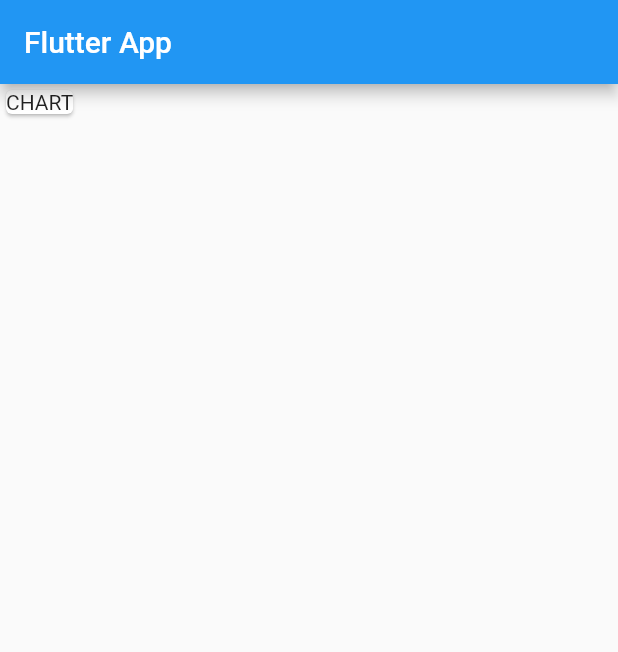
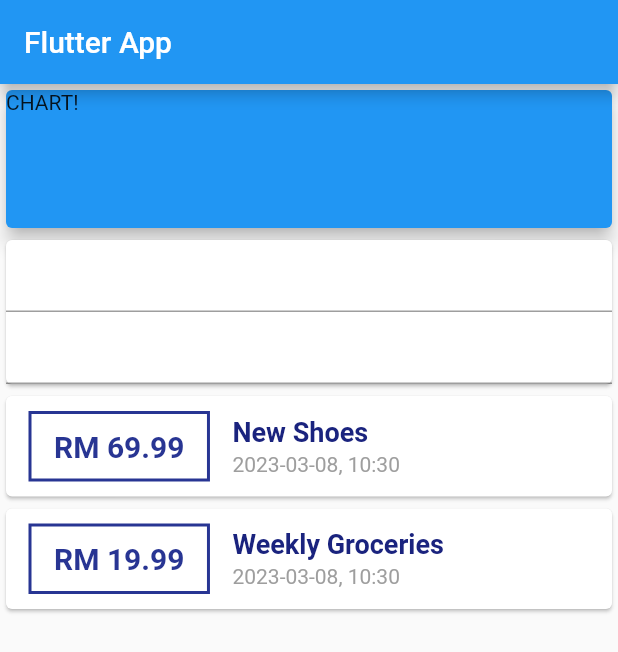
Before and after one commit to HooEP01/expense-tracker, a Flutter app: the screen it shows after launch, on a phone screen of 412 x 824 dp. Shown: the top 652 px of the screen. Run offline on Flutter 3.47's test engine with Material 2 defaults, Android fonts, the phone set to English and light mode, and no system bars.

Commit message:
style expense cards

```diff
--- a/lib/main.dart
+++ b/lib/main.dart
@@ -1,12 +1,13 @@
 import 'package:flutter/material.dart';
+import './transaction.dart';
+import 'package:intl/intl.dart';
 
-void main() => runApp(const MyApp());
+void main() => runApp(MyApp());
 
 class MyApp extends StatelessWidget {
-  const MyApp({super.key});
   @override
   Widget build(BuildContext context) {
-    return const MaterialApp(
+    return MaterialApp(
       title: 'Flutter App',
       home: MyHomePage(),
     );
@@ -14,15 +15,108 @@ class MyApp extends StatelessWidget {
 }
 
 class MyHomePage extends StatelessWidget {
-  const MyHomePage({super.key});
+  final List<Transaction> transactions = [
+    Transaction(
+      id: '1',
+      title: 'New Shoes',
+      amount: 69.99,
+      date: DateTime.now(),
+    ),
+    Transaction(
+      id: '2',
+      title: 'Weekly Groceries',
+      amount: 19.99,
+      date: DateTime.now(),
+    ),
+  ];
+
   @override
   Widget build(BuildContext context) {
     return Scaffold(
-        appBar: AppBar(
-          title: const Text('Flutter App'),
-        ),
-        body: Column(
-          children: const <Widget>[Card(child: Text('CHART'))],
-        ));
+      appBar: AppBar(
+        title: const Text('Flutter App'),
+      ),
+      body: Column(
+        mainAxisAlignment: MainAxisAlignment.start,
+        crossAxisAlignment: CrossAxisAlignment.stretch,
+        children: <Widget>[
+          const SizedBox(
+            width: double.infinity,
+            height: 100,
+            child: Card(
+              color: Colors.blue,
+              elevation: 5,
+              child: Text('CHART!'),
+            ),
+          ),
+          Card(
+            child: Column(
+              children: const <Widget>[
+                TextField(),
+                TextField(),
+              ],
+            ),
+          ),
+          Column(
+            children: transactions.map((tx) {
+              return Card(
+                child: Row(
+                  children: <Widget>[
+                    Container(
+                      margin: const EdgeInsets.symmetric(
+                        vertical: 10,
+                        horizontal: 15,
+                      ),
+                      decoration: BoxDecoration(
+                        border: Border.all(
+                          color: Colors.indigo.shade800,
+                          width: 2,
+                        ),
+                      ),
+                      padding: const EdgeInsets.symmetric(
+                        vertical: 10,
+                        horizontal: 15,
+                      ),
+                      child: Text(
+                        "RM ${tx.amount}",
+                        style: TextStyle(
+                          fontWeight: FontWeight.bold,
+                          fontSize: 20,
+                          color: Colors.indigo.shade800,
+                        ),
+                      ),
+                    ),
+                    Column(
+                      mainAxisAlignment: MainAxisAlignment.spaceEvenly,
+                      crossAxisAlignment: CrossAxisAlignment.start,
+                      children: <Widget>[
+                        Padding(
+                          padding: const EdgeInsets.only(bottom: 3),
+                          child: Text(
+                            tx.title,
+                            style: TextStyle(
+                              fontSize: 18,
+                              fontWeight: FontWeight.bold,
+                              color: Colors.indigo.shade900,
+                            ),
+                          ),
+                        ),
+                        Text(
+                          DateFormat("yyyy-MM-dd, H:m").format(tx.date),
+                          style: TextStyle(
+                            fontSize: 14,
+                            color: Colors.grey.shade500,
+                          ),
+                        ),
+                      ],
+                    ),
+                  ],
+                ),
+              );
+            }).toList(),
+          ),
+        ],
+      ),
+    );
   }
 }
--- /dev/null
+++ b/lib/transaction.dart
@@ -0,0 +1,13 @@
+class Transaction {
+  final String id;
+  final String title;
+  final double amount;
+  final DateTime date;
+
+  Transaction({
+    required this.id,
+    required this.title,
+    required this.amount,
+    required this.date,
+  });
+}
--- a/pubspec.yaml
+++ b/pubspec.yaml
@@ -30,7 +30,7 @@ environment:
 dependencies:
   flutter:
     sdk: flutter
-
+  intl: ^0.18.0
 
   # The following adds the Cupertino Icons font to your application.
   # Use with the CupertinoIcons class for iOS style icons.
```
Also changed, not shown: pubspec.lock, 1 other file.
